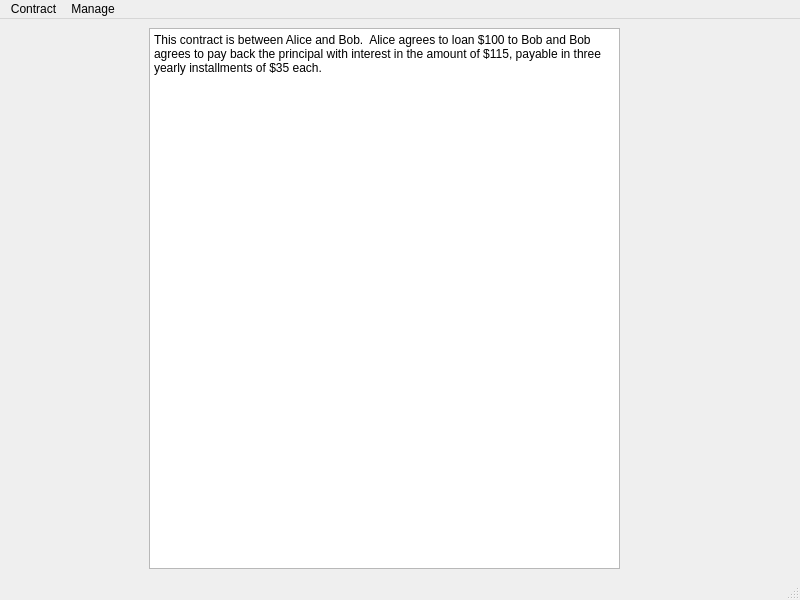
Qt form QtContractParent.ui (TKChattoraj/LNContractApp) before a commit.
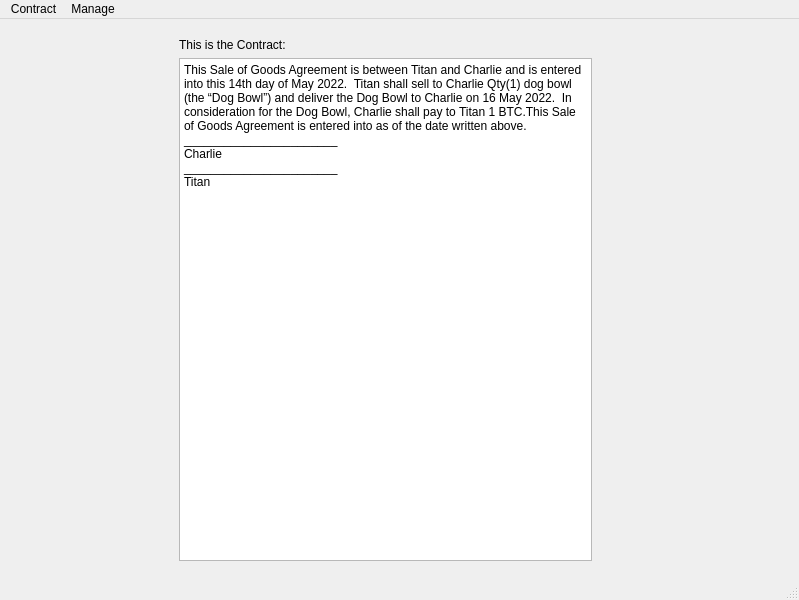
The same form after that commit.

What changed in the file:
```diff
--- a/QtContractParent.ui
+++ b/QtContractParent.ui
@@ -6,7 +6,7 @@
    <rect>
     <x>0</x>
     <y>0</y>
-    <width>800</width>
+    <width>799</width>
     <height>600</height>
    </rect>
   </property>
@@ -28,28 +28,48 @@
    <widget class="QWidget" name="horizontalLayoutWidget_2">
     <property name="geometry">
      <rect>
-      <x>149</x>
-      <y>9</y>
-      <width>471</width>
+      <x>170</x>
+      <y>10</y>
+      <width>431</width>
       <height>541</height>
      </rect>
     </property>
     <layout class="QHBoxLayout" name="horizontalLayout_2">
      <item>
-      <widget class="QTextEdit" name="contractView">
-       <property name="contextMenuPolicy">
-        <enum>Qt::CustomContextMenu</enum>
-       </property>
-       <property name="html">
-        <string>&lt;!DOCTYPE HTML PUBLIC &quot;-//W3C//DTD HTML 4.0//EN&quot; &quot;http://www.w3.org/TR/REC-html40/strict.dtd&quot;&gt;
+      <widget class="QWidget" name="verticalWidget_3" native="true">
+       <layout class="QVBoxLayout" name="verticalLayout_3">
+        <item>
+         <widget class="QLabel" name="contract_view_label">
+          <property name="autoFillBackground">
+           <bool>false</bool>
+          </property>
+          <property name="text">
+           <string>This is the Contract:</string>
+          </property>
+         </widget>
+        </item>
+        <item>
+         <widget class="QTextEdit" name="contractView">
+          <property name="contextMenuPolicy">
+           <enum>Qt::CustomContextMenu</enum>
+          </property>
+          <property name="html">
+           <string>&lt;!DOCTYPE HTML PUBLIC &quot;-//W3C//DTD HTML 4.0//EN&quot; &quot;http://www.w3.org/TR/REC-html40/strict.dtd&quot;&gt;
 &lt;html&gt;&lt;head&gt;&lt;meta name=&quot;qrichtext&quot; content=&quot;1&quot; /&gt;&lt;style type=&quot;text/css&quot;&gt;
 p, li { white-space: pre-wrap; }
 &lt;/style&gt;&lt;/head&gt;&lt;body style=&quot; font-family:'Sans Serif'; font-size:9pt; font-weight:400; font-style:normal;&quot;&gt;
-&lt;p style=&quot; margin-top:0px; margin-bottom:0px; margin-left:0px; margin-right:0px; -qt-block-indent:0; text-indent:0px;&quot;&gt;This contract is between Alice and Bob.  Alice agrees to loan $100 to Bob and Bob agrees to pay back the principal with interest in the amount of $115, payable in three yearly installments of $35 each.  &lt;/p&gt;&lt;/body&gt;&lt;/html&gt;</string>
-       </property>
-       <property name="textInteractionFlags">
-        <set>Qt::LinksAccessibleByKeyboard|Qt::LinksAccessibleByMouse|Qt::TextBrowserInteraction|Qt::TextEditable|Qt::TextEditorInteraction|Qt::TextSelectableByKeyboard|Qt::TextSelectableByMouse</set>
-       </property>
+&lt;p style=&quot; margin-top:0px; margin-bottom:0px; margin-left:0px; margin-right:0px; -qt-block-indent:0; text-indent:0px;&quot;&gt;This Sale of Goods Agreement is between Titan and Charlie and is entered into this 14th day of May 2022.  Titan shall sell to Charlie Qty(1) dog bowl (the “Dog Bowl”) and deliver the Dog Bowl to Charlie on 16 May 2022.  In consideration for the Dog Bowl, Charlie shall pay to Titan 1 BTC.This Sale of Goods Agreement is entered into as of the date written above.&lt;/p&gt;
+&lt;p style=&quot; margin-top:0px; margin-bottom:0px; margin-left:0px; margin-right:0px; -qt-block-indent:0; text-indent:0px;&quot;&gt;_______________________&lt;/p&gt;
+&lt;p style=&quot; margin-top:0px; margin-bottom:0px; margin-left:0px; margin-right:0px; -qt-block-indent:0; text-indent:0px;&quot;&gt;Charlie&lt;/p&gt;
+&lt;p style=&quot; margin-top:0px; margin-bottom:0px; margin-left:0px; margin-right:0px; -qt-block-indent:0; text-indent:0px;&quot;&gt;_______________________&lt;/p&gt;
+&lt;p style=&quot; margin-top:0px; margin-bottom:0px; margin-left:0px; margin-right:0px; -qt-block-indent:0; text-indent:0px;&quot;&gt;Titan&lt;/p&gt;&lt;/body&gt;&lt;/html&gt;</string>
+          </property>
+          <property name="textInteractionFlags">
+           <set>Qt::LinksAccessibleByKeyboard|Qt::LinksAccessibleByMouse|Qt::TextBrowserInteraction|Qt::TextEditable|Qt::TextEditorInteraction|Qt::TextSelectableByKeyboard|Qt::TextSelectableByMouse</set>
+          </property>
+         </widget>
+        </item>
+       </layout>
       </widget>
      </item>
     </layout>
@@ -71,7 +91,7 @@
     <rect>
      <x>0</x>
      <y>0</y>
-     <width>800</width>
+     <width>799</width>
      <height>20</height>
     </rect>
    </property>
```
Left out of the diff: 70 changed lines with no effect on the pictures.
